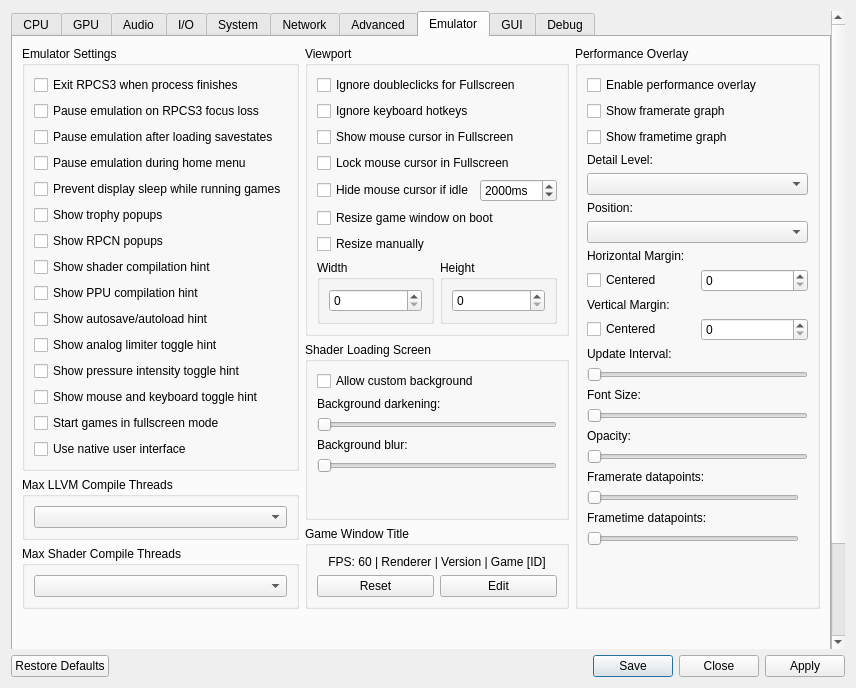
First picture: the form in rpcs3/rpcs3qt/settings_dialog.ui, repository RPCS3/rpcs3, before the edit.
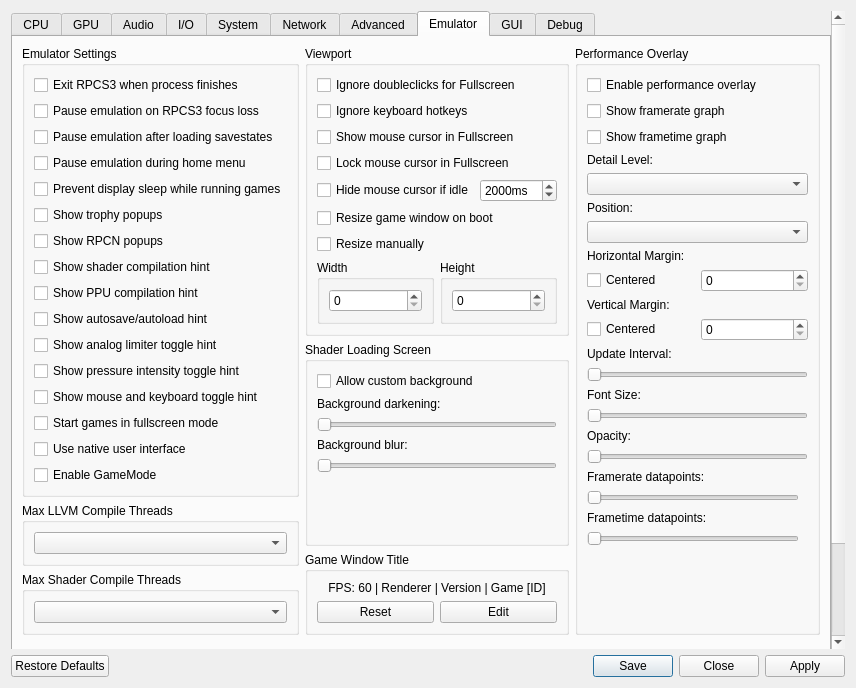
Second picture: the form after the edit. The open tabs and pages were chosen to show the change. Icons and pictures are not drawn.

Commit message: Added Toggle Button for GameMode in Emulator Settings Tab. Need to implement Qt connect functionality

```diff
--- a/rpcs3/rpcs3qt/settings_dialog.ui
+++ b/rpcs3/rpcs3qt/settings_dialog.ui
@@ -3022,6 +3022,13 @@
                  </property>
                 </widget>
                </item>
+               <item>
+                <widget class="QCheckBox" name="enableGamemode">
+                 <property name="text">
+                  <string>Enable GameMode</string>
+                 </property>
+                </widget>
+               </item>
                <item>
                 <spacer name="emulatorTabSpacerLeft">
                  <property name="orientation">
```
The commit also changes 3 other files.
